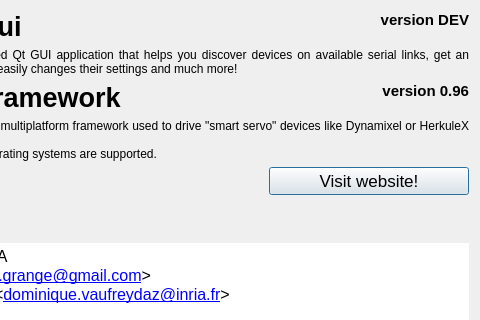
Before: the Qt Designer form gui/ui/qabout.ui in emericg/SmartServoFramework, drawn with Qt 5; both pictures show x 320 to 800 and y 0 to 320 of the 800 by 480 pixel window.
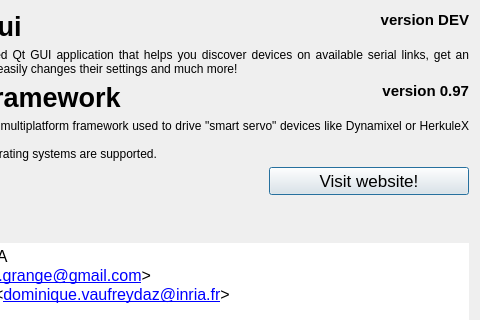
After: the same form once the commit is applied. Icons and pictures are not drawn.

Commit message: GUI: hardcode application name

The edit to the form file:
```diff
--- a/gui/ui/qabout.ui
+++ b/gui/ui/qabout.ui
@@ -205,7 +205,7 @@
         </font>
        </property>
        <property name="text">
-        <string>version 0.96</string>
+        <string>version 0.97</string>
        </property>
        <property name="alignment">
         <set>Qt::AlignRight|Qt::AlignTop|Qt::AlignTrailing</set>
```
The commit also changes 1 other file.
